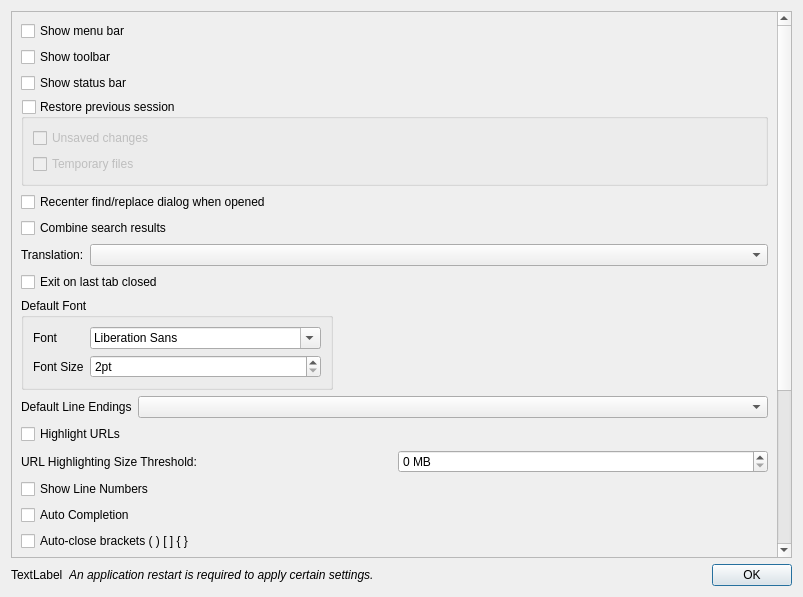
alsyundawy/NoteSciPad, file src/dialogs/PreferencesDialog.ui: the form before one commit.
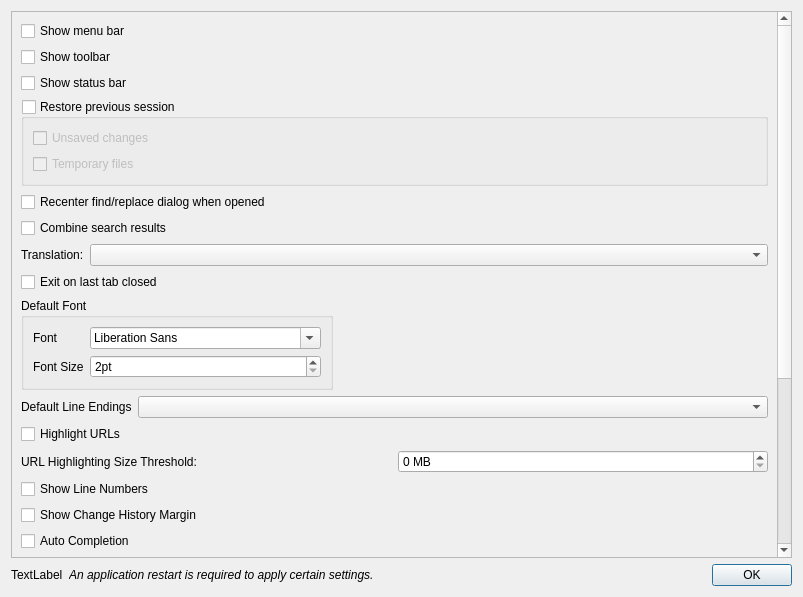
The form after the commit.

Commit message: feat: add Change History margin with continuous bar markers, change navigation (Alt+F7 / Alt+Shift+F7), settings toggle, and shortcut Ctrl+Shift+H (adapted from Scintilla & Notepad++)

The edit to the form file:
```diff
--- a/src/dialogs/PreferencesDialog.ui
+++ b/src/dialogs/PreferencesDialog.ui
@@ -235,6 +235,13 @@
          </property>
         </widget>
        </item>
+       <item>
+        <widget class="QCheckBox" name="checkBoxShowChangeHistory">
+         <property name="text">
+          <string>Show Change History Margin</string>
+         </property>
+        </widget>
+       </item>
        <item>
         <widget class="QCheckBox" name="checkBoxAutoCompletion">
          <property name="text">
```
The commit also changes 9 other files.
